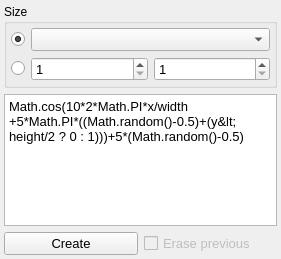
Qt form plugins/Function/Function.ui (NeutrinoToolkit/Neutrino) before a commit.
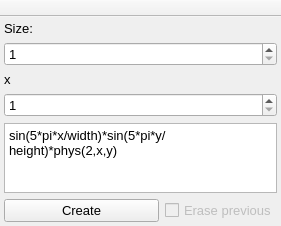
The same form after that commit.

Commit message: Function is now using exprtk

Patch:
```diff
--- a/plugins/Function/Function.ui
+++ b/plugins/Function/Function.ui
@@ -7,7 +7,7 @@
     <x>0</x>
     <y>0</y>
     <width>281</width>
-    <height>259</height>
+    <height>216</height>
    </rect>
   </property>
   <property name="windowTitle">
@@ -36,9 +36,57 @@
     <property name="bottomMargin">
      <number>4</number>
     </property>
+    <item row="3" column="0">
+     <widget class="QSpinBox" name="sb_height">
+      <property name="font">
+       <font>
+        <pointsize>10</pointsize>
+       </font>
+      </property>
+      <property name="minimum">
+       <number>1</number>
+      </property>
+      <property name="maximum">
+       <number>9999</number>
+      </property>
+      <property name="neutrinoSave" stdset="0">
+       <bool>true</bool>
+      </property>
+     </widget>
+    </item>
     <item row="2" column="0">
+     <widget class="QLabel" name="label">
+      <property name="font">
+       <font>
+        <pointsize>10</pointsize>
+       </font>
+      </property>
+      <property name="text">
+       <string>x</string>
+      </property>
+     </widget>
+    </item>
+    <item row="1" column="0">
+     <widget class="QSpinBox" name="sb_width">
+      <property name="font">
+       <font>
+        <pointsize>10</pointsize>
+       </font>
+      </property>
+      <property name="minimum">
+       <number>1</number>
+      </property>
+      <property name="maximum">
+       <number>9999</number>
+      </property>
+      <property name="neutrinoSave" stdset="0">
+       <bool>true</bool>
+      </property>
+     </widget>
+    </item>
+    <item row="5" column="0">
      <widget class="QWidget" name="widget" native="true">
-      <layout class="QHBoxLayout" name="horizontalLayout">
+      <layout class="QHBoxLayout" name="horizontalLayout" stretch="1,0">
        <property name="leftMargin">
         <number>0</number>
        </property>
@@ -76,114 +124,15 @@
          <property name="text">
           <string>Erase previous</string>
          </property>
-        </widget>
-       </item>
-      </layout>
-     </widget>
-    </item>
-    <item row="0" column="0">
-     <widget class="QGroupBox" name="groupBox">
-      <property name="title">
-       <string>Size</string>
-      </property>
-      <layout class="QGridLayout" name="gridLayout_2" columnstretch="0,1,1">
-       <property name="leftMargin">
-        <number>4</number>
-       </property>
-       <property name="topMargin">
-        <number>4</number>
-       </property>
-       <property name="rightMargin">
-        <number>4</number>
-       </property>
-       <property name="bottomMargin">
-        <number>4</number>
-       </property>
-       <item row="1" column="1">
-        <widget class="QSpinBox" name="sb_width">
-         <property name="font">
-          <font>
-           <pointsize>10</pointsize>
-          </font>
-         </property>
-         <property name="minimum">
-          <number>1</number>
-         </property>
-         <property name="maximum">
-          <number>999999</number>
-         </property>
          <property name="neutrinoSave" stdset="0">
           <bool>true</bool>
          </property>
         </widget>
        </item>
-       <item row="0" column="1" colspan="2">
-        <widget class="QComboBox" name="image">
-         <property name="font">
-          <font>
-           <pointsize>10</pointsize>
-          </font>
-         </property>
-         <property name="neutrinoImage" stdset="0">
-          <bool>true</bool>
-         </property>
-        </widget>
-       </item>
-       <item row="1" column="2">
-        <widget class="QSpinBox" name="sb_height">
-         <property name="font">
-          <font>
-           <pointsize>10</pointsize>
-          </font>
-         </property>
-         <property name="minimum">
-          <number>1</number>
-         </property>
-         <property name="maximum">
-          <number>999999</number>
-         </property>
-         <property name="neutrinoSave" stdset="0">
-          <bool>true</bool>
-         </property>
-        </widget>
-       </item>
-       <item row="1" column="0">
-        <widget class="QRadioButton" name="radioSize">
-         <property name="font">
-          <font>
-           <pointsize>10</pointsize>
-          </font>
-         </property>
-         <property name="text">
-          <string/>
-         </property>
-         <property name="neutrinoSave" stdset="0">
-          <bool>true</bool>
-         </property>
-        </widget>
-       </item>
-       <item row="0" column="0">
-        <widget class="QRadioButton" name="radioImage">
-         <property name="font">
-          <font>
-           <pointsize>10</pointsize>
-          </font>
-         </property>
-         <property name="text">
-          <string/>
-         </property>
-         <property name="checked">
-          <bool>true</bool>
-         </property>
-         <property name="neutrinoSave" stdset="0">
-          <bool>true</bool>
-         </property>
-        </widget>
-       </item>
       </layout>
      </widget>
     </item>
-    <item row="1" column="0">
+    <item row="4" column="0">
      <widget class="QPlainTextEdit" name="function">
       <property name="font">
        <font>
@@ -194,15 +143,44 @@
        <string>f(x,y,z) width and height defined (z being the pixel value if image is selected)</string>
       </property>
       <property name="plainText">
-       <string>Math.cos(10*2*Math.PI*x/width +5*Math.PI*((Math.random()-0.5)+(y&lt; height/2 ? 0 : 1)))+5*(Math.random()-0.5)</string>
+       <string>sin(5*pi*x/width)*sin(5*pi*y/height)*phys(2,x,y)</string>
       </property>
       <property name="neutrinoSave" stdset="0">
        <bool>true</bool>
       </property>
      </widget>
     </item>
+    <item row="0" column="0">
+     <widget class="QLabel" name="label_2">
+      <property name="font">
+       <font>
+        <pointsize>10</pointsize>
+       </font>
+      </property>
+      <property name="text">
+       <string>Size:</string>
+      </property>
+     </widget>
+    </item>
    </layout>
   </widget>
+  <widget class="QToolBar" name="toolBar">
+   <property name="windowTitle">
+    <string>toolBar</string>
+   </property>
+   <property name="movable">
+    <bool>false</bool>
+   </property>
+   <property name="floatable">
+    <bool>false</bool>
+   </property>
+   <attribute name="toolBarArea">
+    <enum>TopToolBarArea</enum>
+   </attribute>
+   <attribute name="toolBarBreak">
+    <bool>false</bool>
+   </attribute>
+  </widget>
  </widget>
  <tabstops>
   <tabstop>radioImage</tabstop>
```
Left out of the diff: 5 changed lines with no effect on the pictures. The commit also changes 10 other files.
